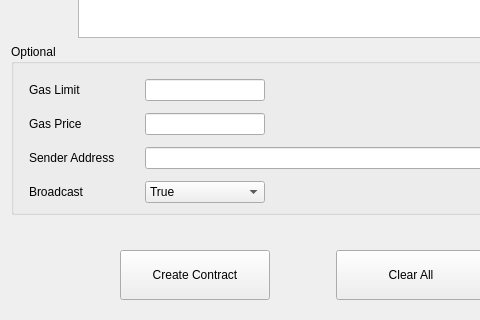
Old version of the form src/qt/forms/createcontract.ui in the repository qtumproject/qtum; both pictures show x 0 to 480 and y 140 to 460 of the 744 by 460 pixel window.
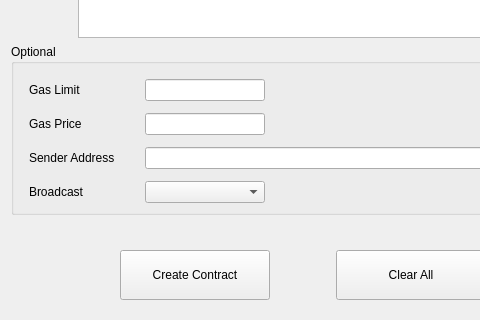
New version of the form.

```diff
--- a/src/qt/forms/createcontract.ui
+++ b/src/qt/forms/createcontract.ui
@@ -177,6 +177,11 @@
               <height>16777215</height>
              </size>
             </property>
+            <item>
+             <property name="text">
+              <string/>
+             </property>
+            </item>
             <item>
              <property name="text">
               <string>True</string>
```
